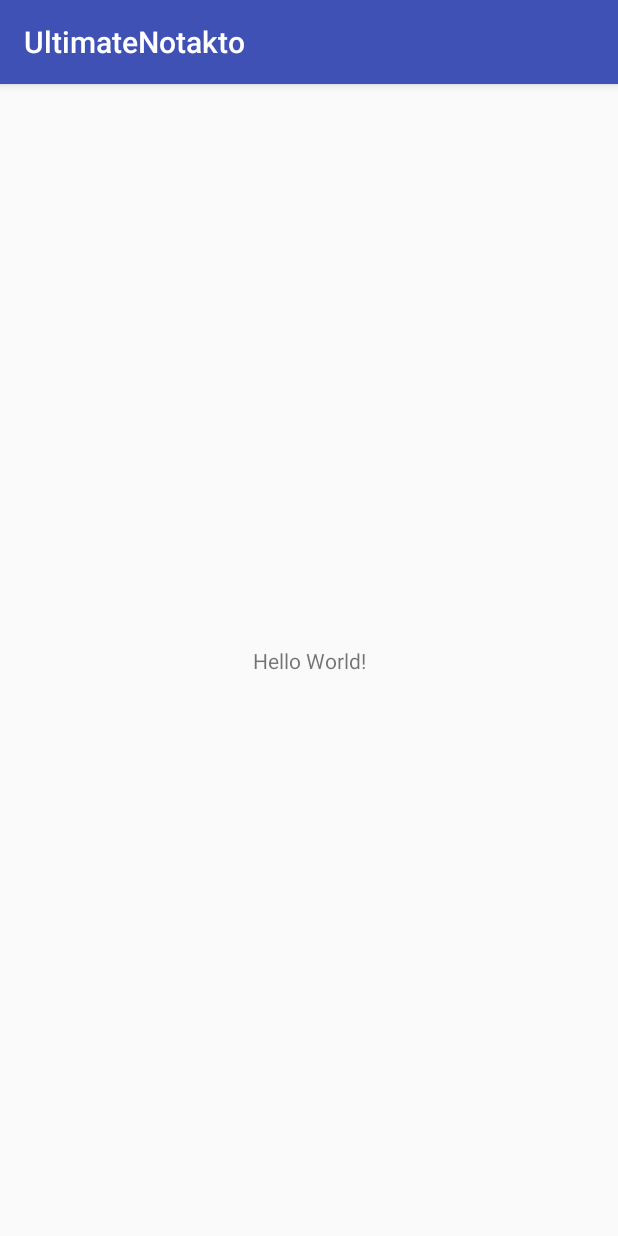
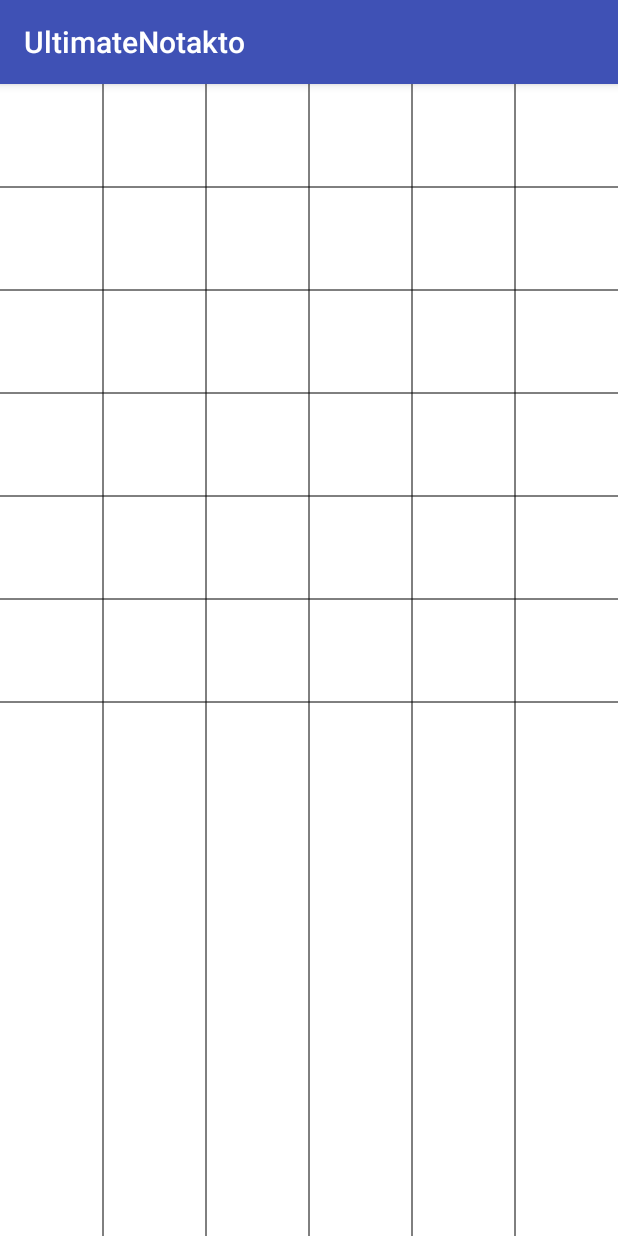
Before and after one commit to beawar/UltimateNotakto, an Android app: the screen it shows after launch (MainActivity), on a phone screen of 412 x 824 dp. Run offline under Robolectric (Android 15) with nearby library versions, the light colour scheme and no system bars.

Commit message:
Upload board game schema

```diff
--- a/Android/app/src/main/java/com/example/misterweeman/ultimatenotakto/MainActivity.java
+++ b/Android/app/src/main/java/com/example/misterweeman/ultimatenotakto/MainActivity.java
@@ -1,14 +1,19 @@
 package com.example.misterweeman.ultimatenotakto;
 
+import android.os.Bundle;
 import android.support.v7.app.AppCompatActivity;
-import android.os.Bundle;
+
+import com.example.misterweeman.ultimatenotakto.view.BoardView;
 
 public class MainActivity extends AppCompatActivity {
 
     @Override
     protected void onCreate(Bundle savedInstanceState) {
         super.onCreate(savedInstanceState);
-        setContentView(R.layout.activity_main);
+        BoardView boardView = new BoardView(this);
+        boardView.setGridSize(6);
+
+        setContentView(boardView);
     }
 
     @Override
--- /dev/null
+++ b/Android/app/src/main/java/com/example/misterweeman/ultimatenotakto/model/Board.java
@@ -0,0 +1,34 @@
+package com.example.misterweeman.ultimatenotakto.model;
+
+/**
+ * Created by Bea on 18/05/2017.
+ * Entità che rappresenta la griglia di gioco
+ */
+
+public class Board {
+    private boolean[][] grid;
+    private int size = 3;
+
+    public Board() {
+        this(3);
+    }
+
+    public Board(int size) {
+        this.size = size;
+        grid = new boolean[size][size];
+        for (int i = 0; i < size; i++) {
+            for (int j = 0; j < size; j++) {
+                grid[i][j] = false;
+            }
+        }
+    }
+
+    public void setChecked(int col, int row) {
+        grid[col][row] = !grid[col][row];
+        System.out.println("grid[" + col + "][" + row + "]: " + grid[col][row]);
+    }
+
+    public boolean at(int col, int row) {
+        return grid[col][row];
+    }
+}
--- /dev/null
+++ b/Android/app/src/main/java/com/example/misterweeman/ultimatenotakto/view/BoardView.java
@@ -0,0 +1,120 @@
+package com.example.misterweeman.ultimatenotakto.view;
+
+import android.content.Context;
+import android.graphics.Canvas;
+import android.graphics.Color;
+import android.graphics.Paint;
+import android.support.annotation.Nullable;
+import android.util.AttributeSet;
+import android.view.MotionEvent;
+import android.view.View;
+
+import com.example.misterweeman.ultimatenotakto.model.Board;
+
+/**
+ * Created by Bea on 17/05/2017.
+ * View per la griglia di gioco
+ */
+
+public class BoardView extends View {
+    private int gridSize = 3;
+    private int cellSize;
+    private Paint xOnBoard = new Paint();
+    private Board grid;
+    private Paint blackPaint = new Paint();
+
+    public BoardView(Context context) {
+        this(context, null);
+    }
+
+    public BoardView(Context context, @Nullable AttributeSet attrs) {
+        super(context, attrs);
+        blackPaint.setStyle(Paint.Style.FILL_AND_STROKE);
+        drawXStyle(Color.RED);
+    }
+
+    // Calcola dimensione cella in base a lato minore dello schermo e inizializza la griglia
+    private void calculateDimension() {
+        cellSize = Math.min(getWidth(), getHeight()) / gridSize;
+        invalidate();
+    }
+
+    public int getGridSize() {
+        return gridSize;
+    }
+
+    public void setGridSize(int gridSize) {
+        if (gridSize >= 3 && gridSize <= 6) {
+            this.gridSize = gridSize;
+            grid = new Board(gridSize);
+        }
+        calculateDimension();
+    }
+
+    // Imposta lo stile della X nella griglia di gioco
+    private void drawXStyle(int color) {
+        xOnBoard.setColor(color);
+        xOnBoard.setStrokeWidth(16);
+        xOnBoard.setAntiAlias(true);
+        xOnBoard.setStrokeCap(Paint.Cap.BUTT);
+        xOnBoard.setStyle(Paint.Style.STROKE);
+    }
+
+    @Override
+    protected void onDraw(Canvas canvas) {
+        super.onDraw(canvas);
+        canvas.drawColor(Color.WHITE);
+        drawCells(canvas);
+        drawGrid(canvas);
+    }
+
+    private void drawGrid(Canvas canvas) {
+        // Disegna la griglia di gioco
+        int i = 1;
+        for (; i < gridSize; i++) {
+            canvas.drawLine(i * cellSize, 0, i * cellSize, getHeight(), blackPaint);
+            canvas.drawLine(0, i * cellSize, getWidth(), i * cellSize, blackPaint);
+        }
+        canvas.drawLine(0, i * cellSize, getWidth(), i * cellSize, blackPaint);
+    }
+
+    private void drawCells(Canvas canvas) {
+        // Disegna la X
+        for (int i = 0; i < gridSize; i++) {
+            for (int j = 0; j < gridSize; j++) {
+                if (grid.at(i, j)) {
+                    canvas.drawLine((i * cellSize), (j * cellSize),
+                            ((i + 1) * cellSize), ((j + 1) * cellSize),
+                            xOnBoard);
+                    canvas.drawLine((i + 1) * cellSize, j * cellSize,
+                            i * cellSize, (j + 1) * cellSize,
+                            xOnBoard);
+                }
+            }
+        }
+    }
+
+    @Override
+    protected void onMeasure(int widthMeasureSpec, int heightMeasureSpec) {
+        setMeasuredDimension(widthMeasureSpec, heightMeasureSpec);
+    }
+
+    // Setta la cella toccata con l'opposto del suo valore
+    @Override
+    public boolean onTouchEvent(MotionEvent event) {
+        if (event.getAction() == MotionEvent.ACTION_DOWN) {
+            int column = (int) (event.getX() / cellSize);
+            int row = (int) (event.getY() / cellSize);
+            if (column < 6 && row < 6) {
+                grid.setChecked(column, row);
+                invalidate();
+            }
+        }
+        return true;
+    }
+
+    @Override
+    protected void onSizeChanged(int w, int h, int oldw, int oldh) {
+        calculateDimension();
+    }
+}
--- a/Android/build.gradle
+++ b/Android/build.gradle
@@ -5,7 +5,7 @@ buildscript {
         jcenter()
     }
     dependencies {
-        classpath 'com.android.tools.build:gradle:2.3.1'
+        classpath 'com.android.tools.build:gradle:2.3.2'
 
         // NOTE: Do not place your application dependencies here; they belong
         // in the individual module build.gradle files
```
